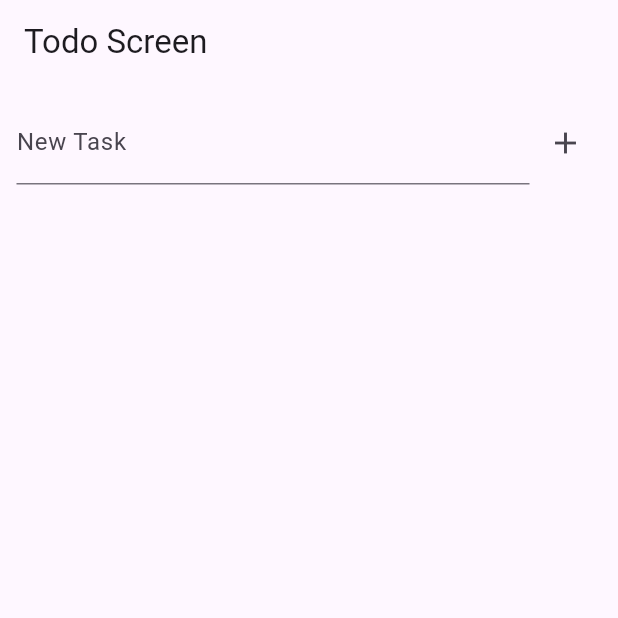
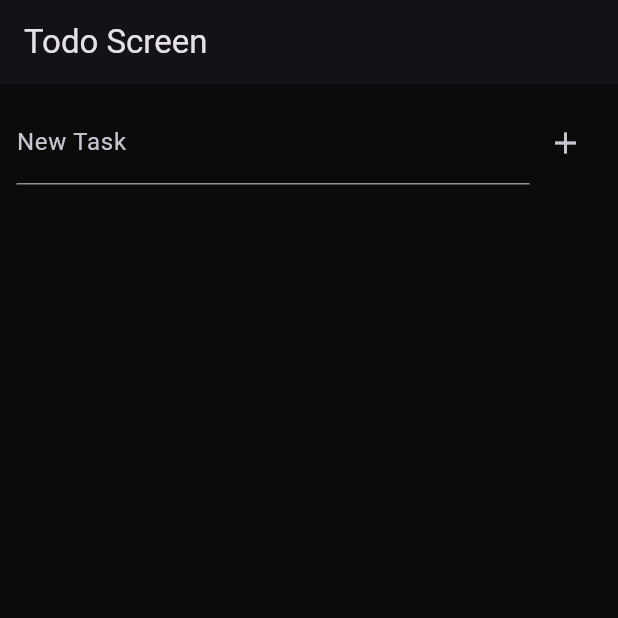
Before and after one commit to yashgoswami3251-wq/Flutter_Riverpod_State_Management, a Flutter app: the TodoScreen screen opened directly, on a phone screen of 412 x 824 dp, the top half of it. Run offline on Flutter 3.47's test engine with Material 3 defaults, Android fonts, the phone set to English and light mode, and no system bars; our stand-ins replace flutter_riverpod.

Commit message:
Add theme

```diff
--- /dev/null
+++ b/lib/Todo_Application/Theme/app_color.dart
@@ -0,0 +1,12 @@
+import 'dart:ui';
+
+class Appcolors{
+  Appcolors._() ;
+
+  static const primary = Color(0xFFFF5533);
+  static const background = Color(0xFF0B0B0B);
+  static const surface = Color(0xFF1F1F1F);
+  static const textprimary = Color(0xFF55D85A);
+  static const textsecondary = Color(0xFF8D8880);
+  static const border = Color(0xFF5A5A5A);
+}
--- /dev/null
+++ b/lib/Todo_Application/Theme/app_theme.dart
@@ -0,0 +1,12 @@
+import 'package:flutter/material.dart';
+import 'package:state_management_flutter/Todo_Application/Theme/app_color.dart';
+
+class AppTheme {
+  AppTheme._();
+
+  static ThemeData themeData = ThemeData(
+    useMaterial3: true,
+    brightness: Brightness.dark,
+    scaffoldBackgroundColor: Appcolors.background
+  );
+}
--- a/lib/Todo_Application/my_app.dart
+++ b/lib/Todo_Application/my_app.dart
@@ -1,5 +1,6 @@
 import 'package:flutter/cupertino.dart';
 import 'package:flutter/material.dart';
+import 'package:state_management_flutter/Todo_Application/Theme/app_theme.dart';
 import 'package:state_management_flutter/Todo_Application/todo_screen.dart';
 
 class MyApp extends StatefulWidget {
@@ -15,6 +16,7 @@ class _MyAppState extends State<MyApp> {
     return MaterialApp(
       debugShowCheckedModeBanner: false,
       themeMode: ThemeMode.dark,
+      darkTheme: AppTheme.themeData,
       home: todoscreen(),
     );
   }
--- a/lib/Todo_Application/todo_screen.dart
+++ b/lib/Todo_Application/todo_screen.dart
@@ -13,7 +13,7 @@ class _todoscreenState extends State<todoscreen> {
   Widget build(BuildContext context) {
     return Scaffold(
       body: Center(
-        child: Text("No todo's Add"),
+        child: Text("No todo's Yet"),
       ),
     );
   }
```
